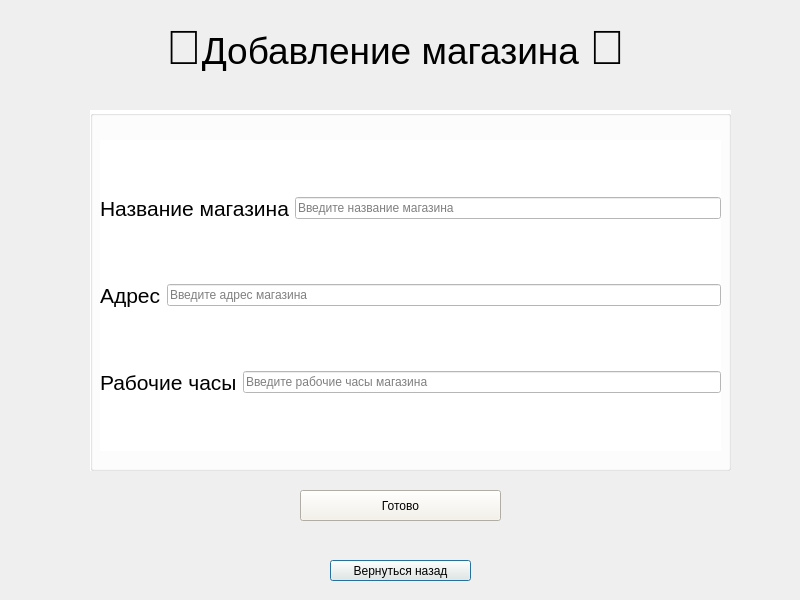
This is add_shop.ui in mamam111a/2-year_coursework_client as Qt 5 draws it before an edit. The edited form follows.
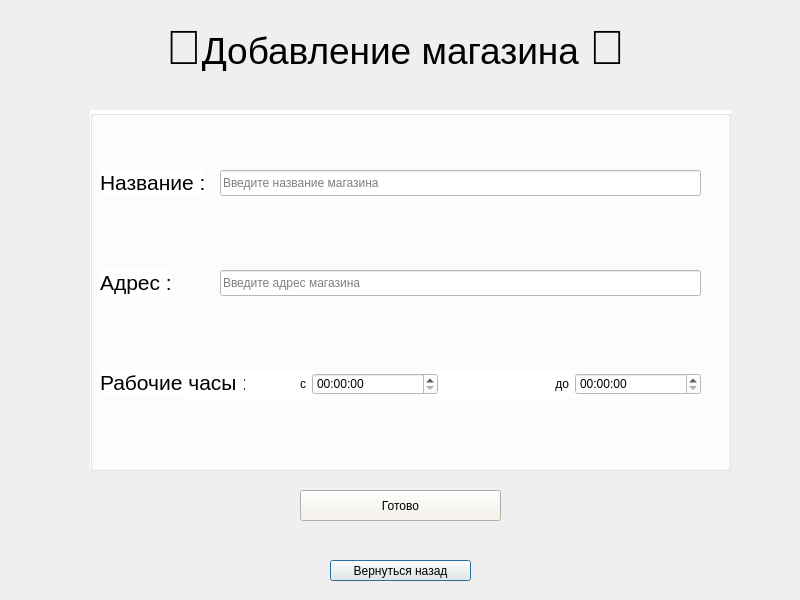
This is the edited form.

The edit to the form file:
```diff
--- a/add_shop.ui
+++ b/add_shop.ui
@@ -95,69 +95,105 @@
    <widget class="QWidget" name="layoutWidget">
     <property name="geometry">
      <rect>
-      <x>10</x>
-      <y>30</y>
-      <width>621</width>
-      <height>311</height>
+      <x>90</x>
+      <y>260</y>
+      <width>521</width>
+      <height>29</height>
      </rect>
     </property>
-    <layout class="QVBoxLayout" name="verticalLayout">
+    <layout class="QHBoxLayout" name="horizontalLayout">
      <item>
-      <layout class="QHBoxLayout" name="horizontalLayout">
-       <item>
-        <widget class="QLabel" name="label_2">
-         <property name="text">
-          <string>&lt;html&gt;&lt;head/&gt;&lt;body&gt;&lt;p&gt;&lt;span style=&quot; font-size:16pt;&quot;&gt;Название магазина&lt;/span&gt;&lt;/p&gt;&lt;/body&gt;&lt;/html&gt;</string>
-         </property>
-        </widget>
-       </item>
-       <item>
-        <widget class="QLineEdit" name="name">
-         <property name="placeholderText">
-          <string>Введите название магазина</string>
-         </property>
-        </widget>
-       </item>
-      </layout>
+      <widget class="QLabel" name="label_5">
+       <property name="text">
+        <string>&lt;html&gt;&lt;head/&gt;&lt;body&gt;&lt;p align=&quot;right&quot;&gt;с&lt;/p&gt;&lt;/body&gt;&lt;/html&gt;</string>
+       </property>
+      </widget>
      </item>
      <item>
-      <layout class="QHBoxLayout" name="horizontalLayout_2">
-       <item>
-        <widget class="QLabel" name="label_3">
-         <property name="text">
-          <string>&lt;html&gt;&lt;head/&gt;&lt;body&gt;&lt;p&gt;&lt;span style=&quot; font-size:16pt;&quot;&gt;Адрес&lt;/span&gt;&lt;/p&gt;&lt;/body&gt;&lt;/html&gt;</string>
-         </property>
-        </widget>
-       </item>
-       <item>
-        <widget class="QLineEdit" name="adress">
-         <property name="placeholderText">
-          <string>Введите адрес магазина</string>
-         </property>
-        </widget>
-       </item>
-      </layout>
+      <widget class="QTimeEdit" name="timeEdit_2"/>
      </item>
      <item>
-      <layout class="QHBoxLayout" name="horizontalLayout_3">
-       <item>
-        <widget class="QLabel" name="label_4">
-         <property name="text">
-          <string>&lt;html&gt;&lt;head/&gt;&lt;body&gt;&lt;p&gt;&lt;span style=&quot; font-size:16pt;&quot;&gt;Рабочие часы&lt;/span&gt;&lt;/p&gt;&lt;/body&gt;&lt;/html&gt;</string>
-         </property>
-        </widget>
-       </item>
-       <item>
-        <widget class="QLineEdit" name="workingtime">
-         <property name="placeholderText">
-          <string>Введите рабочие часы магазина</string>
-         </property>
-        </widget>
-       </item>
-      </layout>
+      <widget class="QLabel" name="label_6">
+       <property name="text">
+        <string>&lt;html&gt;&lt;head/&gt;&lt;body&gt;&lt;p align=&quot;right&quot;&gt;до&lt;/p&gt;&lt;/body&gt;&lt;/html&gt;</string>
+       </property>
+      </widget>
+     </item>
+     <item>
+      <widget class="QTimeEdit" name="timeEdit"/>
      </item>
     </layout>
    </widget>
+   <widget class="QLineEdit" name="name">
+    <property name="geometry">
+     <rect>
+      <x>130</x>
+      <y>60</y>
+      <width>481</width>
+      <height>26</height>
+     </rect>
+    </property>
+    <property name="placeholderText">
+     <string>Введите название магазина</string>
+    </property>
+   </widget>
+   <widget class="QLineEdit" name="adress">
+    <property name="geometry">
+     <rect>
+      <x>130</x>
+      <y>160</y>
+      <width>481</width>
+      <height>26</height>
+     </rect>
+    </property>
+    <property name="placeholderText">
+     <string>Введите адрес магазина</string>
+    </property>
+   </widget>
+   <widget class="QLabel" name="label_2">
+    <property name="geometry">
+     <rect>
+      <x>10</x>
+      <y>60</y>
+      <width>105</width>
+      <height>26</height>
+     </rect>
+    </property>
+    <property name="text">
+     <string>&lt;html&gt;&lt;head/&gt;&lt;body&gt;&lt;p&gt;&lt;span style=&quot; font-size:16pt;&quot;&gt;Название :&lt;/span&gt;&lt;/p&gt;&lt;/body&gt;&lt;/html&gt;</string>
+    </property>
+   </widget>
+   <widget class="QLabel" name="label_3">
+    <property name="geometry">
+     <rect>
+      <x>10</x>
+      <y>160</y>
+      <width>71</width>
+      <height>26</height>
+     </rect>
+    </property>
+    <property name="text">
+     <string>&lt;html&gt;&lt;head/&gt;&lt;body&gt;&lt;p&gt;&lt;span style=&quot; font-size:16pt;&quot;&gt;Адрес :&lt;/span&gt;&lt;/p&gt;&lt;/body&gt;&lt;/html&gt;</string>
+    </property>
+   </widget>
+   <widget class="QLabel" name="label_4">
+    <property name="geometry">
+     <rect>
+      <x>10</x>
+      <y>260</y>
+      <width>145</width>
+      <height>26</height>
+     </rect>
+    </property>
+    <property name="text">
+     <string>&lt;html&gt;&lt;head/&gt;&lt;body&gt;&lt;p&gt;&lt;span style=&quot; font-size:16pt;&quot;&gt;Рабочие часы :&lt;/span&gt;&lt;/p&gt;&lt;/body&gt;&lt;/html&gt;</string>
+    </property>
+   </widget>
+   <zorder>layoutWidget</zorder>
+   <zorder>label_5</zorder>
+   <zorder>label_6</zorder>
+   <zorder>layoutWidget</zorder>
+   <zorder>label_4</zorder>
   </widget>
  </widget>
  <resources/>
```
